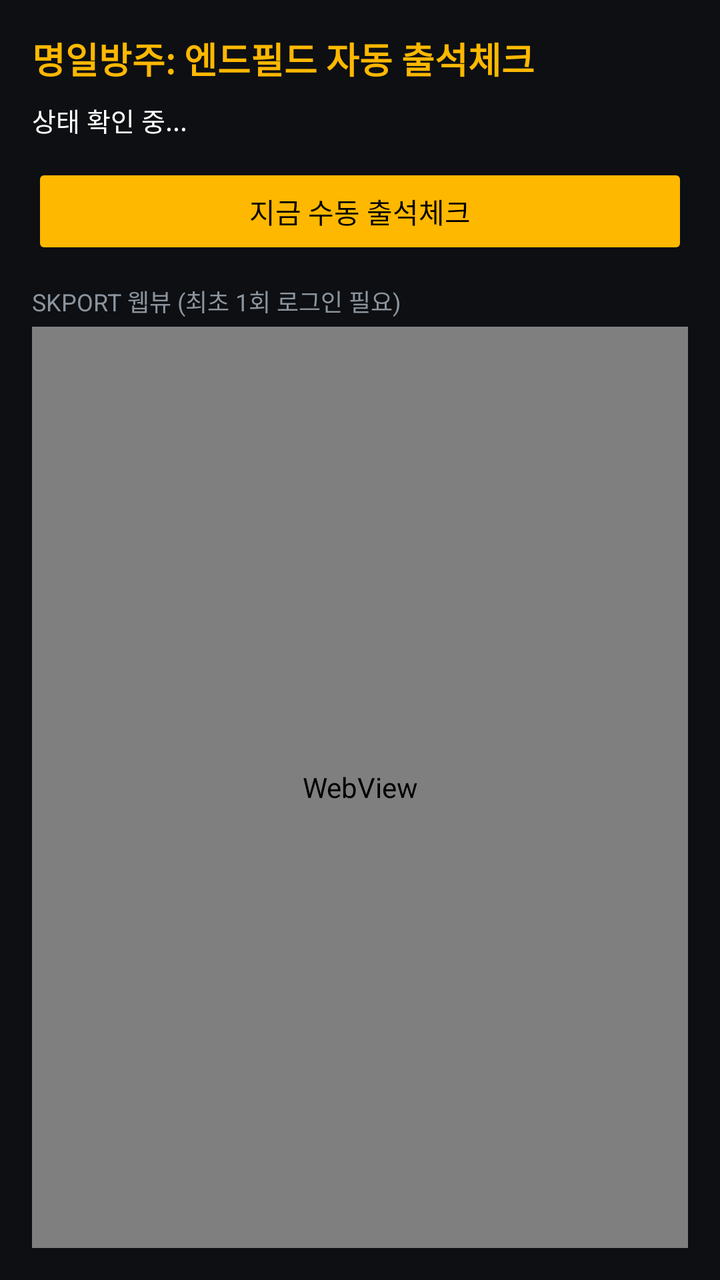
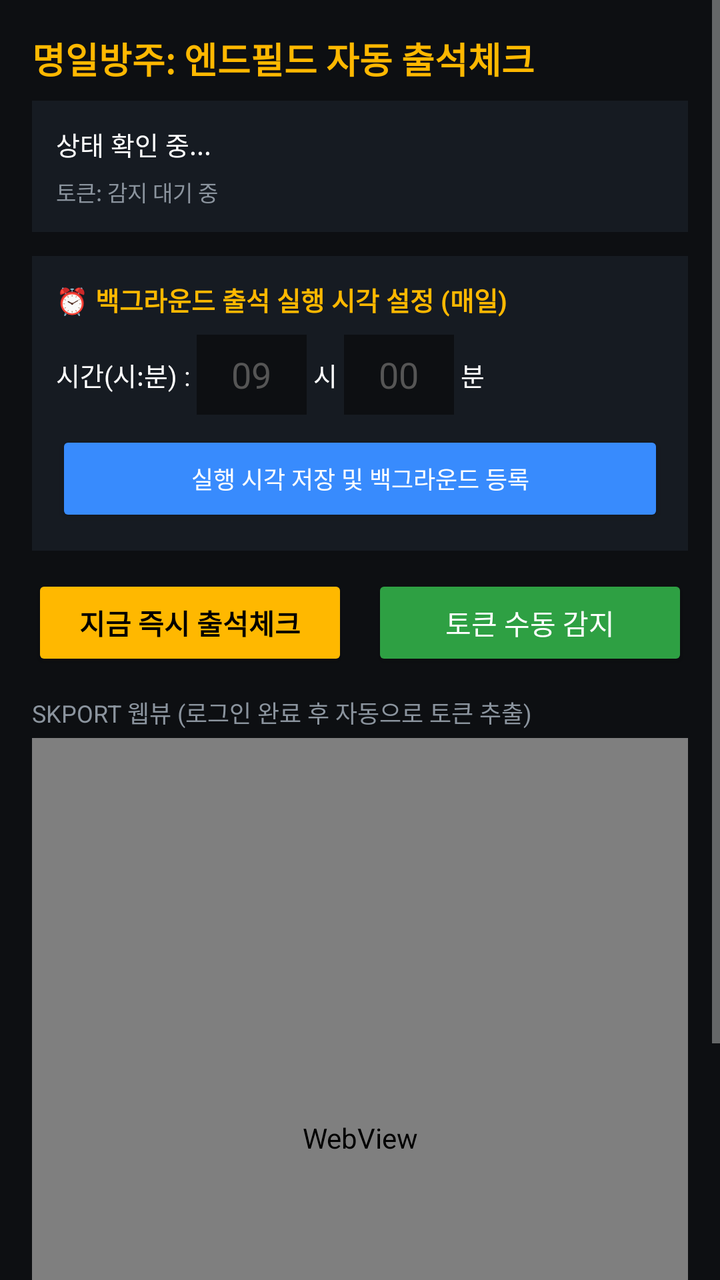

Screens rendered from an Android XML layout before and after an edit, with the pre-edit source and the edit as a unified diff.
<!-- AndroidManifest.xml: application theme Theme.AppCompat.NoActionBar -->
<!-- res/layout/activity_main.xml -->
<?xml version="1.0" encoding="utf-8"?>
<LinearLayout xmlns:android="http://schemas.android.com/apk/res/android"
    android:layout_width="match_parent"
    android:layout_height="match_parent"
    android:orientation="vertical"
    android:padding="16dp"
    android:background="#0D0F12">

    <TextView
        android:layout_width="wrap_content"
        android:layout_height="wrap_content"
        android:text="명일방주: 엔드필드 자동 출석체크"
        android:textColor="#FFB800"
        android:textSize="18sp"
        android:textStyle="bold"
        android:layout_marginBottom="8dp" />

    <TextView
        android:id="@+id/txtStatus"
        android:layout_width="match_parent"
        android:layout_height="wrap_content"
        android:text="상태 확인 중..."
        android:textColor="#FFFFFF"
        android:textSize="13sp"
        android:layout_marginBottom="12dp" />

    <Button
        android:id="@+id/btnCheckNow"
        android:layout_width="match_parent"
        android:layout_height="wrap_content"
        android:text="지금 수동 출석체크"
        android:backgroundTint="#FFB800"
        android:textColor="#000000"
        android:layout_marginBottom="12dp" />

    <TextView
        android:layout_width="wrap_content"
        android:layout_height="wrap_content"
        android:text="SKPORT 웹뷰 (최초 1회 로그인 필요)"
        android:textColor="#8B949E"
        android:textSize="12sp"
        android:layout_marginBottom="4dp" />

    <WebView
        android:id="@+id/webView"
        android:layout_width="match_parent"
        android:layout_height="0dp"
        android:layout_weight="1" />

</LinearLayout>
<!-- resources referenced by this layout -->
<resources>

</resources>

<!-- the commit's change to res/layout/activity_main.xml (unified diff, before → after) -->
@@ -1,50 +1,179 @@
 <?xml version="1.0" encoding="utf-8"?>
-<LinearLayout xmlns:android="http://schemas.android.com/apk/res/android"
+<ScrollView xmlns:android="http://schemas.android.com/apk/res/android"
     android:layout_width="match_parent"
     android:layout_height="match_parent"
-    android:orientation="vertical"
-    android:padding="16dp"
-    android:background="#0D0F12">
+    android:background="#0D0F12"
+    android:fillViewport="true">
 
-    <TextView
-        android:layout_width="wrap_content"
-        android:layout_height="wrap_content"
-        android:text="명일방주: 엔드필드 자동 출석체크"
-        android:textColor="#FFB800"
-        android:textSize="18sp"
-        android:textStyle="bold"
-        android:layout_marginBottom="8dp" />
-
-    <TextView
-        android:id="@+id/txtStatus"
+    <LinearLayout
         android:layout_width="match_parent"
         android:layout_height="wrap_content"
-        android:text="상태 확인 중..."
-        android:textColor="#FFFFFF"
-        android:textSize="13sp"
-        android:layout_marginBottom="12dp" />
+        android:orientation="vertical"
+        android:padding="16dp">
 
-    <Button
-        android:id="@+id/btnCheckNow"
-        android:layout_width="match_parent"
-        android:layout_height="wrap_content"
-        android:text="지금 수동 출석체크"
-        android:backgroundTint="#FFB800"
-        android:textColor="#000000"
-        android:layout_marginBottom="12dp" />
+        
+        <TextView
+            android:layout_width="wrap_content"
+            android:layout_height="wrap_content"
+            android:text="명일방주: 엔드필드 자동 출석체크"
+            android:textColor="#FFB800"
+            android:textSize="18sp"
+            android:textStyle="bold"
+            android:layout_marginBottom="8dp" />
 
-    <TextView
-        android:layout_width="wrap_content"
-        android:layout_height="wrap_content"
-        android:text="SKPORT 웹뷰 (최초 1회 로그인 필요)"
-        android:textColor="#8B949E"
-        android:textSize="12sp"
-        android:layout_marginBottom="4dp" />
+        
+        <LinearLayout
+            android:layout_width="match_parent"
+            android:layout_height="wrap_content"
+            android:orientation="vertical"
+            android:background="#161B22"
+            android:padding="12dp"
+            android:layout_marginBottom="12dp">
 
-    <WebView
-        android:id="@+id/webView"
-        android:layout_width="match_parent"
-        android:layout_height="0dp"
-        android:layout_weight="1" />
+            <TextView
+                android:id="@+id/txtStatus"
+                android:layout_width="match_parent"
+                android:layout_height="wrap_content"
+                android:text="상태 확인 중..."
+                android:textColor="#FFFFFF"
+                android:textSize="13sp"
+                android:layout_marginBottom="6dp" />
 
-</LinearLayout>
+            <TextView
+                android:id="@+id/txtTokenInfo"
+                android:layout_width="match_parent"
+                android:layout_height="wrap_content"
+                android:text="토큰: 감지 대기 중"
+                android:textColor="#8B949E"
+                android:textSize="11sp" />
+        </LinearLayout>
+
+        
+        <LinearLayout
+            android:layout_width="match_parent"
+            android:layout_height="wrap_content"
+            android:orientation="vertical"
+            android:background="#161B22"
+            android:padding="12dp"
+            android:layout_marginBottom="12dp">
+
+            <TextView
+                android:layout_width="wrap_content"
+                android:layout_height="wrap_content"
+                android:text="⏰ 백그라운드 출석 실행 시각 설정 (매일)"
+                android:textColor="#FFB800"
+                android:textSize="13sp"
+                android:textStyle="bold"
+                android:layout_marginBottom="8dp" />
+
+            <LinearLayout
+                android:layout_width="match_parent"
+                android:layout_height="wrap_content"
+                android:orientation="horizontal"
+                android:gravity="center_vertical"
+                android:layout_marginBottom="8dp">
+
+                <TextView
+                    android:layout_width="wrap_content"
+                    android:layout_height="wrap_content"
+                    android:text="시간(시:분) : "
+                    android:textColor="#FFFFFF"
+                    android:textSize="13sp" />
+
+                <EditText
+                    android:id="@+id/editHour"
+                    android:layout_width="55dp"
+                    android:layout_height="40dp"
+                    android:hint="09"
+                    android:inputType="number"
+                    android:maxLength="2"
+                    android:textAlignment="center"
+                    android:textColor="#FFFFFF"
+                    android:textColorHint="#555555"
+                    android:background="#0D0F12"
+                    android:padding="4dp" />
+
+                <TextView
+                    android:layout_width="wrap_content"
+                    android:layout_height="wrap_content"
+                    android:text=" 시 "
+                    android:textColor="#FFFFFF"
+                    android:textSize="13sp" />
+
+                <EditText
+                    android:id="@+id/editMinute"
+                    android:layout_width="55dp"
+                    android:layout_height="40dp"
+                    android:hint="00"
+                    android:inputType="number"
+                    android:maxLength="2"
+                    android:textAlignment="center"
+                    android:textColor="#FFFFFF"
+                    android:textColorHint="#555555"
+                    android:background="#0D0F12"
+                    android:padding="4dp" />
+
+                <TextView
+                    android:layout_width="wrap_content"
+                    android:layout_height="wrap_content"
+                    android:text=" 분"
+                    android:textColor="#FFFFFF"
+                    android:textSize="13sp" />
+            </LinearLayout>
+
+            <Button
+                android:id="@+id/btnSaveTime"
+                android:layout_width="match_parent"
+                android:layout_height="wrap_content"
+                android:text="실행 시각 저장 및 백그라운드 등록"
+                android:backgroundTint="#388BFD"
+                android:textColor="#FFFFFF"
+                android:textSize="12sp" />
+        </LinearLayout>
+
+        
+        <LinearLayout
+            android:layout_width="match_parent"
+            android:layout_height="wrap_content"
+            android:orientation="horizontal"
+            android:layout_marginBottom="12dp">
+
+            <Button
+                android:id="@+id/btnCheckNow"
+                android:layout_width="0dp"
+                android:layout_height="wrap_content"
+                android:layout_weight="1"
+                android:text="지금 즉시 출석체크"
+                android:backgroundTint="#FFB800"
+                android:textColor="#000000"
+                android:textStyle="bold"
+                android:layout_marginEnd="6dp" />
+
+            <Button
+                android:id="@+id/btnExtractToken"
+                android:layout_width="0dp"
+                android:layout_height="wrap_content"
+                android:layout_weight="1"
+                android:text="토큰 수동 감지"
+                android:backgroundTint="#2EA043"
+                android:textColor="#FFFFFF"
+                android:layout_marginStart="6dp" />
+        </LinearLayout>
+
+        <TextView
+            android:layout_width="wrap_content"
+            android:layout_height="wrap_content"
+            android:text="SKPORT 웹뷰 (로그인 완료 후 자동으로 토큰 추출)"
+            android:textColor="#8B949E"
+            android:textSize="12sp"
+            android:layout_marginBottom="4dp" />
+
+        
+        <WebView
+            android:id="@+id/webView"
+            android:layout_width="match_parent"
+            android:layout_height="400dp"
+            android:background="#161B22" />
+
+    </LinearLayout>
+</ScrollView>
